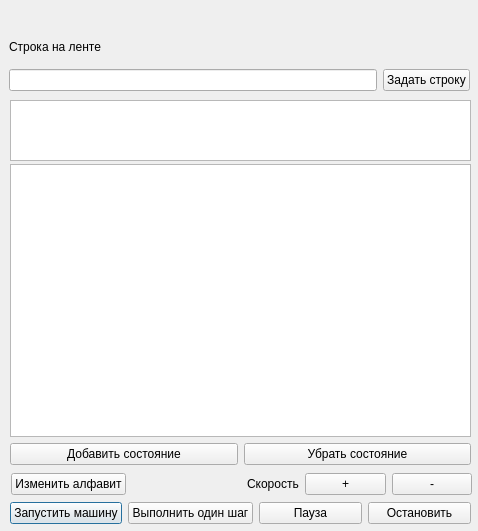
AlS0R0/TuringMachine, file simulatorwindow.ui: the form before one commit.
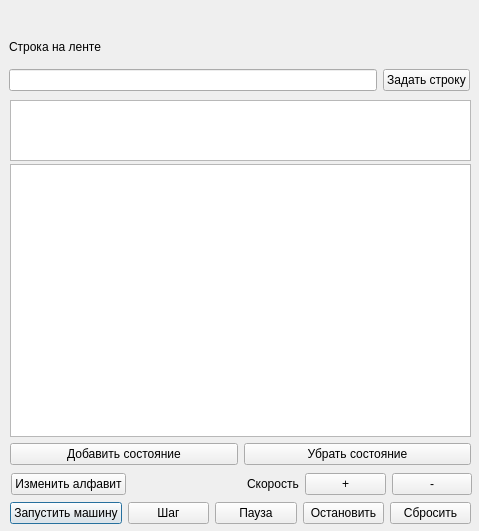
The form after the commit.

Commit message: Added button to reset tape

Diff of the .ui file:
```diff
--- a/simulatorwindow.ui
+++ b/simulatorwindow.ui
@@ -6,7 +6,7 @@
    <rect>
     <x>0</x>
     <y>0</y>
-    <width>478</width>
+    <width>479</width>
     <height>531</height>
    </rect>
   </property>
@@ -33,7 +33,7 @@
     <item>
      <widget class="QPushButton" name="StepMachine">
       <property name="text">
-       <string>Выполнить один шаг</string>
+       <string>Шаг</string>
       </property>
      </widget>
     </item>
@@ -51,6 +51,13 @@
       </property>
      </widget>
     </item>
+    <item>
+     <widget class="QPushButton" name="ResetLine">
+      <property name="text">
+       <string>Сбросить</string>
+      </property>
+     </widget>
+    </item>
    </layout>
   </widget>
   <widget class="QWidget" name="gridLayoutWidget">
```
